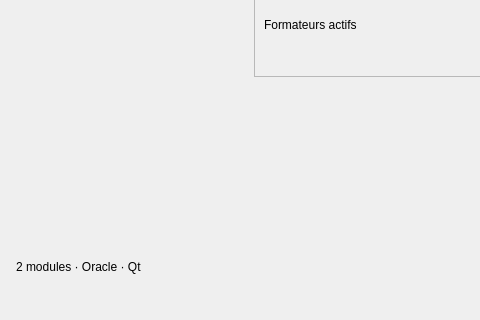
The window that ui/gcentreformation.ui (shams-glitch/formaPlus) describes before a commit, drawn with Qt 5; both pictures show x 0 to 480 and y 540 to 860 of the 1400 by 860 pixel window.
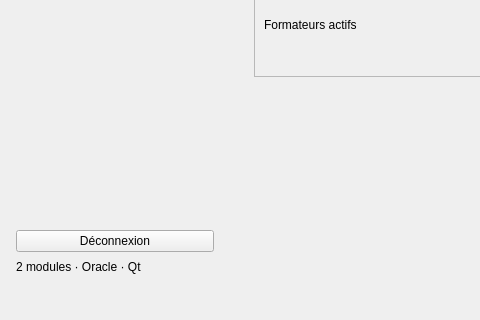
The same window after the commit.

Patch:
```diff
--- a/ui/gcentreformation.ui
+++ b/ui/gcentreformation.ui
@@ -136,6 +136,16 @@
          </property>
         </spacer>
        </item>
+       <item>
+        <widget class="QPushButton" name="btnDeconnexion">
+         <property name="text">
+          <string>Déconnexion</string>
+         </property>
+         <property name="checkable">
+          <bool>false</bool>
+         </property>
+        </widget>
+       </item>
        <item>
         <widget class="QLabel" name="lblModules">
          <property name="text">
```
